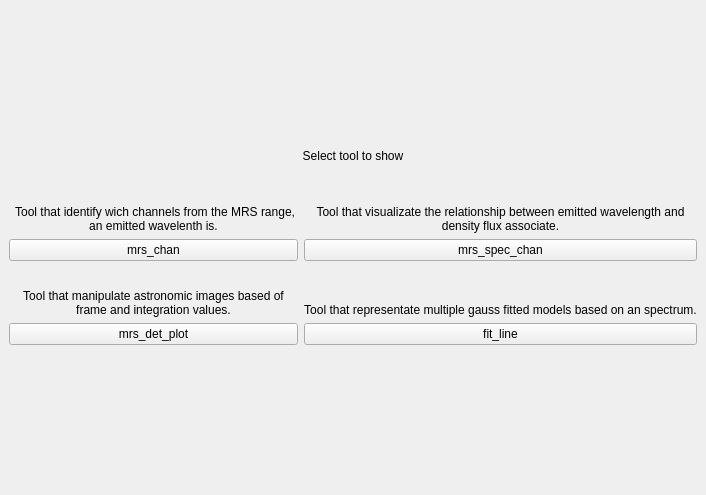
Old version of the form astrocabtools/all_tools/src/ui/all_tools.ui in the repository AlejandroGorgues/AstroCabTools.
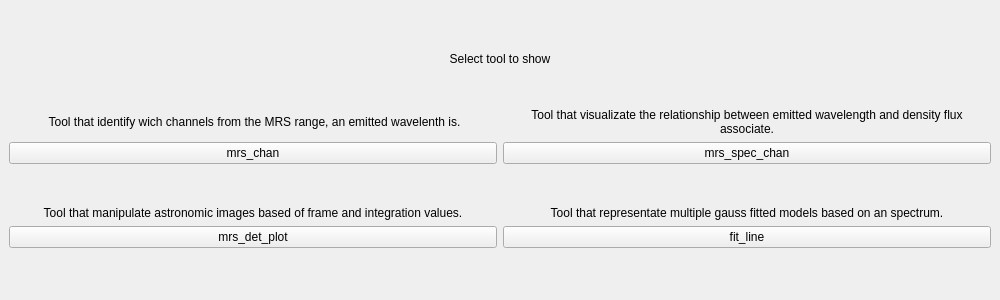
New version of the form.

Commit message: Fixed all_tools packagin naming and add templates to documentation

The edit to the form file:
```diff
--- a/astrocabtools/all_tools/src/ui/all_tools.ui
+++ b/astrocabtools/all_tools/src/ui/all_tools.ui
@@ -6,14 +6,20 @@
    <rect>
     <x>0</x>
     <y>0</y>
-    <width>706</width>
-    <height>495</height>
+    <width>1000</width>
+    <height>300</height>
    </rect>
   </property>
   <property name="minimumSize">
    <size>
-    <width>700</width>
-    <height>250</height>
+    <width>1000</width>
+    <height>300</height>
+   </size>
+  </property>
+  <property name="maximumSize">
+   <size>
+    <width>2000</width>
+    <height>300</height>
    </size>
   </property>
   <property name="windowTitle">
@@ -171,6 +177,9 @@
         <property name="alignment">
          <set>Qt::AlignBottom|Qt::AlignHCenter</set>
         </property>
+        <property name="wordWrap">
+         <bool>true</bool>
+        </property>
        </widget>
       </item>
      </layout>
```
Left out of the diff: 3 changed lines with no effect on the pictures. The commit also changes 53 other files.
